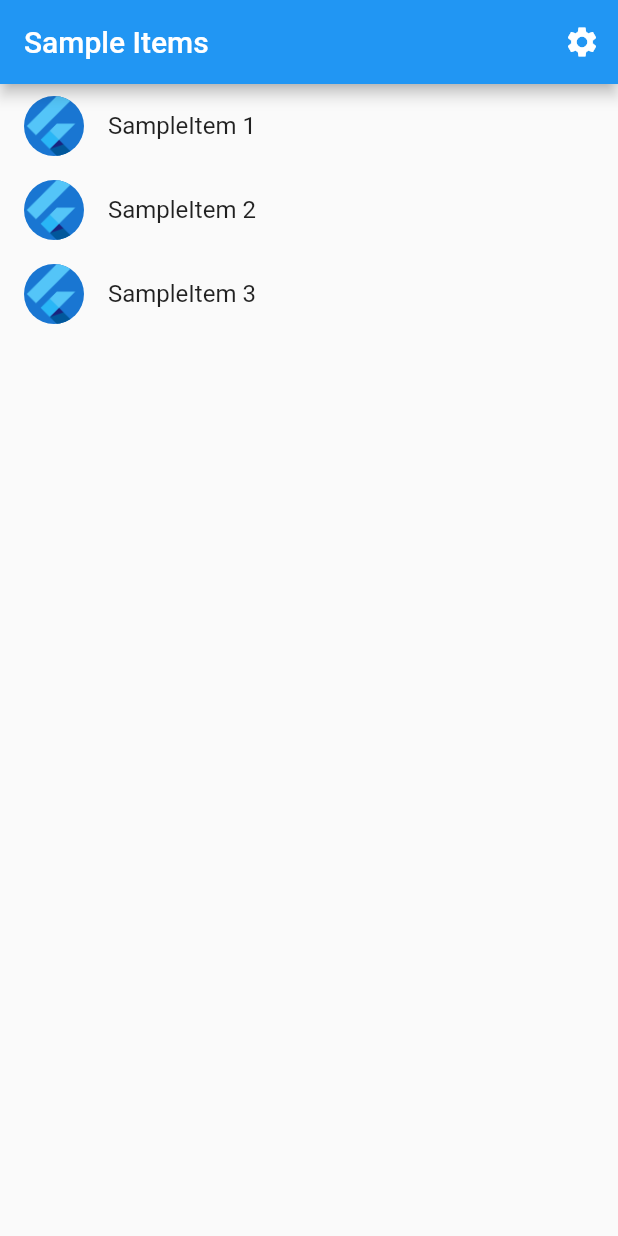
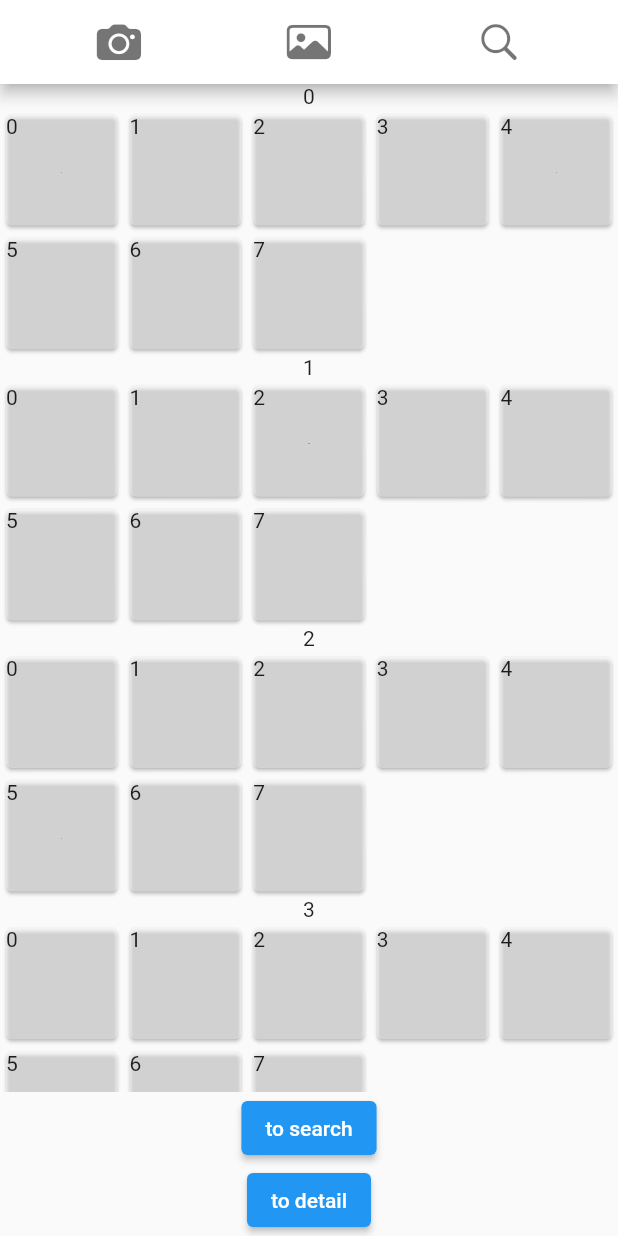
Before and after one commit to Si-gongan/sorialbum, a Flutter app: the screen it shows after launch, on a phone screen of 412 x 824 dp. Run offline on Flutter 3.47's test engine with Material 2 defaults, Android fonts, the phone set to English and light mode, and no system bars; our stand-ins replace get.

Commit message:
feat: page routing

```diff
--- a/l10n.yaml
+++ b/l10n.yaml
@@ -1,3 +1,3 @@
-arb-dir: lib/src/localization
+arb-dir: lib/localization
 template-arb-file: app_en.arb
 output-localization-file: app_localizations.dart
--- /dev/null
+++ b/lib/screens/home.dart
@@ -0,0 +1,71 @@
+import 'package:flutter/material.dart';
+import 'package:get/get.dart';
+import 'package:flutter/cupertino.dart';
+
+class Home extends StatelessWidget {
+  const Home({super.key});
+
+  @override
+  Widget build(BuildContext context) {
+    return Scaffold(
+        appBar: AppBar(
+          automaticallyImplyLeading: false,
+          title:
+              Row(mainAxisAlignment: MainAxisAlignment.spaceAround, children: [
+            IconButton(
+              icon: Icon(
+                CupertinoIcons.camera_fill,
+                color: Colors.black54,
+                size: 30,
+              ),
+              onPressed: () {},
+            ),
+            IconButton(
+              icon: Icon(CupertinoIcons.photo, color: Colors.black54, size: 30),
+              onPressed: () {},
+            ),
+            IconButton(
+              icon:
+                  Icon(CupertinoIcons.search, color: Colors.black54, size: 30),
+              onPressed: () {
+                Get.toNamed('/search');
+              },
+            )
+          ]),
+          backgroundColor: Colors.white,
+        ),
+        body: Center(
+          child: Column(children: [
+            Expanded(
+              child: ListView.builder(
+                  physics: const BouncingScrollPhysics(),
+                  itemCount: 20,
+                  itemBuilder: (context, index) => Column(
+                        children: [
+                          Text(index.toString()),
+                          GridView.count(
+                              physics: const ClampingScrollPhysics(),
+                              shrinkWrap: true,
+                              crossAxisCount: 5,
+                              children: List.generate(
+                                  8,
+                                  (index2) => Card(
+                                      child: Text(index2.toString()),
+                                      color: Colors.white38)))
+                        ],
+                      )),
+            ),
+            ElevatedButton(
+                child: Text('to search'),
+                onPressed: () {
+                  Get.toNamed('/search');
+                }),
+            ElevatedButton(
+                child: Text('to detail'),
+                onPressed: () {
+                  Get.toNamed('/image_detail');
+                })
+          ]),
+        ));
+  }
+}
--- /dev/null
+++ b/lib/screens/image_detail.dart
@@ -0,0 +1,12 @@
+import 'package:flutter/material.dart';
+
+class ImageDetail extends StatelessWidget {
+  const ImageDetail({super.key});
+
+  @override
+  Widget build(BuildContext context) {
+    return Scaffold(
+      appBar: AppBar(title: Text('image detail')),
+    );
+  }
+}
--- a/lib/src/app.dart
+++ /dev/null
@@ -1,85 +0,0 @@
-import 'package:flutter/material.dart';
-import 'package:flutter_gen/gen_l10n/app_localizations.dart';
-import 'package:flutter_localizations/flutter_localizations.dart';
-
-import 'sample_feature/sample_item_details_view.dart';
-import 'sample_feature/sample_item_list_view.dart';
-import 'settings/settings_controller.dart';
-import 'settings/settings_view.dart';
-
-/// The Widget that configures your application.
-class MyApp extends StatelessWidget {
-  const MyApp({
-    super.key,
-    required this.settingsController,
-  });
-
-  final SettingsController settingsController;
-
-  @override
-  Widget build(BuildContext context) {
-    // Glue the SettingsController to the MaterialApp.
-    //
-    // The AnimatedBuilder Widget listens to the SettingsController for changes.
-    // Whenever the user updates their settings, the MaterialApp is rebuilt.
-    return AnimatedBuilder(
-      animation: settingsController,
-      builder: (BuildContext context, Widget? child) {
-        return MaterialApp(
-          // Providing a restorationScopeId allows the Navigator built by the
-          // MaterialApp to restore the navigation stack when a user leaves and
-          // returns to the app after it has been killed while running in the
-          // background.
-          restorationScopeId: 'app',
-
-          // Provide the generated AppLocalizations to the MaterialApp. This
-          // allows descendant Widgets to display the correct translations
-          // depending on the user's locale.
-          localizationsDelegates: const [
-            AppLocalizations.delegate,
-            GlobalMaterialLocalizations.delegate,
-            GlobalWidgetsLocalizations.delegate,
-            GlobalCupertinoLocalizations.delegate,
-          ],
-          supportedLocales: const [
-            Locale('en', ''), // English, no country code
-          ],
-
-          // Use AppLocalizations to configure the correct application title
-          // depending on the user's locale.
-          //
-          // The appTitle is defined in .arb files found in the localization
-          // directory.
-          onGenerateTitle: (BuildContext context) =>
-              AppLocalizations.of(context)!.appTitle,
-
-          // Define a light and dark color theme. Then, read the user's
-          // preferred ThemeMode (light, dark, or system default) from the
-          // SettingsController to display the correct theme.
-          theme: ThemeData(),
-          darkTheme: ThemeData.dark(),
-          themeMode: settingsController.themeMode,
-
-          // Define a function to handle named routes in order to support
-          // Flutter web url navigation and deep linking.
-          onGenerateRoute: (RouteSettings routeSettings) {
-            return MaterialPageRoute<void>(
-              settings: routeSettings,
-              builder: (BuildContext context) {
-                switch (routeSettings.name) {
-                  case SettingsView.routeName:
-                    return SettingsView(controller: settingsController);
-                  case SampleItemDetailsView.routeName:
-                    return const SampleItemDetailsView();
-                  case SampleItemListView.routeName:
-                  default:
-                    return const SampleItemListView();
-                }
-              },
-            );
-          },
-        );
-      },
-    );
-  }
-}
--- a/lib/src/sample_feature/sample_item.dart
+++ /dev/null
@@ -1,6 +0,0 @@
-/// A placeholder class that represents an entity or model.
-class SampleItem {
-  const SampleItem(this.id);
-
-  final int id;
-}
--- a/lib/src/sample_feature/sample_item_list_view.dart
+++ /dev/null
@@ -1,71 +0,0 @@
-import 'package:flutter/material.dart';
-
-import '../settings/settings_view.dart';
-import 'sample_item.dart';
-import 'sample_item_details_view.dart';
-
-/// Displays a list of SampleItems.
-class SampleItemListView extends StatelessWidget {
-  const SampleItemListView({
-    super.key,
-    this.items = const [SampleItem(1), SampleItem(2), SampleItem(3)],
-  });
-
-  static const routeName = '/';
-
-  final List<SampleItem> items;
-
-  @override
-  Widget build(BuildContext context) {
-    return Scaffold(
-      appBar: AppBar(
-        title: const Text('Sample Items'),
-        actions: [
-          IconButton(
-            icon: const Icon(Icons.settings),
-            onPressed: () {
-              // Navigate to the settings page. If the user leaves and returns
-              // to the app after it has been killed while running in the
-              // background, the navigation stack is restored.
-              Navigator.restorablePushNamed(context, SettingsView.routeName);
-            },
-          ),
-        ],
-      ),
-
-      // To work with lists that may contain a large number of items, it’s best
-      // to use the ListView.builder constructor.
-      //
-      // In contrast to the default ListView constructor, which requires
-      // building all Widgets up front, the ListView.builder constructor lazily
-      // builds Widgets as they’re scrolled into view.
-      body: ListView.builder(
-        // Providing a restorationId allows the ListView to restore the
-        // scroll position when a user leaves and returns to the app after it
-        // has been killed while running in the background.
-        restorationId: 'sampleItemListView',
-        itemCount: items.length,
-        itemBuilder: (BuildContext context, int index) {
-          final item = items[index];
-
-          return ListTile(
-            title: Text('SampleItem ${item.id}'),
-            leading: const CircleAvatar(
-              // Display the Flutter Logo image asset.
-              foregroundImage: AssetImage('assets/images/flutter_logo.png'),
-            ),
-            onTap: () {
-              // Navigate to the details page. If the user leaves and returns to
-              // the app after it has been killed while running in the
-              // background, the navigation stack is restored.
-              Navigator.restorablePushNamed(
-                context,
-                SampleItemDetailsView.routeName,
-              );
-            }
-          );
-        },
-      ),
-    );
-  }
-}
--- a/lib/src/settings/settings_controller.dart
+++ /dev/null
@@ -1,50 +0,0 @@
-import 'package:flutter/material.dart';
-
-import 'settings_service.dart';
-
-/// A class that many Widgets can interact with to read user settings, update
-/// user settings, or listen to user settings changes.
-///
-/// Controllers glue Data Services to Flutter Widgets. The SettingsController
-/// uses the SettingsService to store and retrieve user settings.
-class SettingsController with ChangeNotifier {
-  SettingsController(this._settingsService);
-
-  // Make SettingsService a private variable so it is not used directly.
-  final SettingsService _settingsService;
-
-  // Make ThemeMode a private variable so it is not updated directly without
-  // also persisting the changes with the SettingsService.
-  late ThemeMode _themeMode;
-
-  // Allow Widgets to read the user's preferred ThemeMode.
-  ThemeMode get themeMode => _themeMode;
-
-  /// Load the user's settings from the SettingsService. It may load from a
-  /// local database or the internet. The controller only knows it can load the
-  /// settings from the service.
-  Future<void> loadSettings() async {
-    _themeMode = await _settingsService.themeMode();
-
-    // Important! Inform listeners a change has occurred.
-    notifyListeners();
-  }
-
-  /// Update and persist the ThemeMode based on the user's selection.
-  Future<void> updateThemeMode(ThemeMode? newThemeMode) async {
-    if (newThemeMode == null) return;
-
-    // Do not perform any work if new and old ThemeMode are identical
-    if (newThemeMode == _themeMode) return;
-
-    // Otherwise, store the new ThemeMode in memory
-    _themeMode = newThemeMode;
-
-    // Important! Inform listeners a change has occurred.
-    notifyListeners();
-
-    // Persist the changes to a local database or the internet using the
-    // SettingService.
-    await _settingsService.updateThemeMode(newThemeMode);
-  }
-}
--- a/lib/src/settings/settings_service.dart
+++ /dev/null
@@ -1,17 +0,0 @@
-import 'package:flutter/material.dart';
-
-/// A service that stores and retrieves user settings.
-///
-/// By default, this class does not persist user settings. If you'd like to
-/// persist the user settings locally, use the shared_preferences package. If
-/// you'd like to store settings on a web server, use the http package.
-class SettingsService {
-  /// Loads the User's preferred ThemeMode from local or remote storage.
-  Future<ThemeMode> themeMode() async => ThemeMode.system;
-
-  /// Persists the user's preferred ThemeMode to local or remote storage.
-  Future<void> updateThemeMode(ThemeMode theme) async {
-    // Use the shared_preferences package to persist settings locally or the
-    // http package to persist settings over the network.
-  }
-}
--- a/pubspec.yaml
+++ b/pubspec.yaml
@@ -14,6 +14,8 @@ dependencies:
     sdk: flutter
   flutter_localizations:
     sdk: flutter
+  get:
+  cupertino_icons:
 
 dev_dependencies:
   flutter_test:
```
Also changed, not shown: lib/controllers/image_controller.dart (added, +61 -0 lines), lib/main.dart (+14 -15 lines), lib/models/image.dart (added, +17 -0 lines), lib/screens/search.dart (added, +38 -0 lines), lib/src/sample_feature/sample_item_details_view.dart (deleted, +0 -20 lines), lib/src/settings/settings_view.dart (deleted, +0 -51 lines), lib/localization/app_en.arb (renamed from lib/src/localization/app_en.arb), pubspec.lock.
